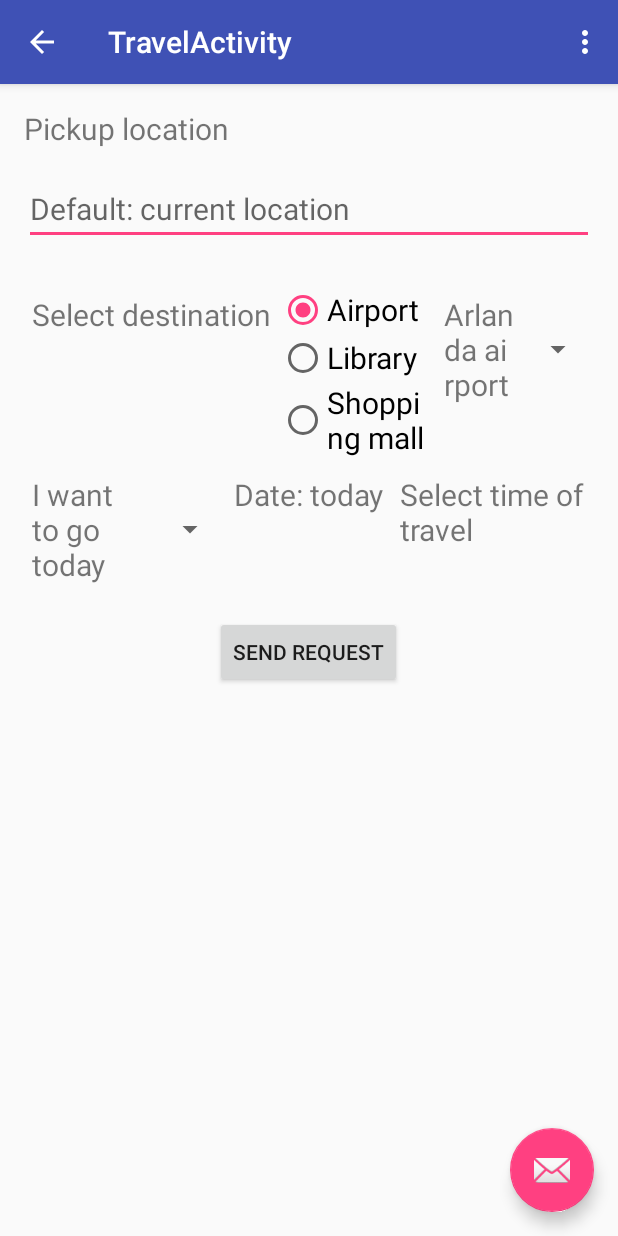
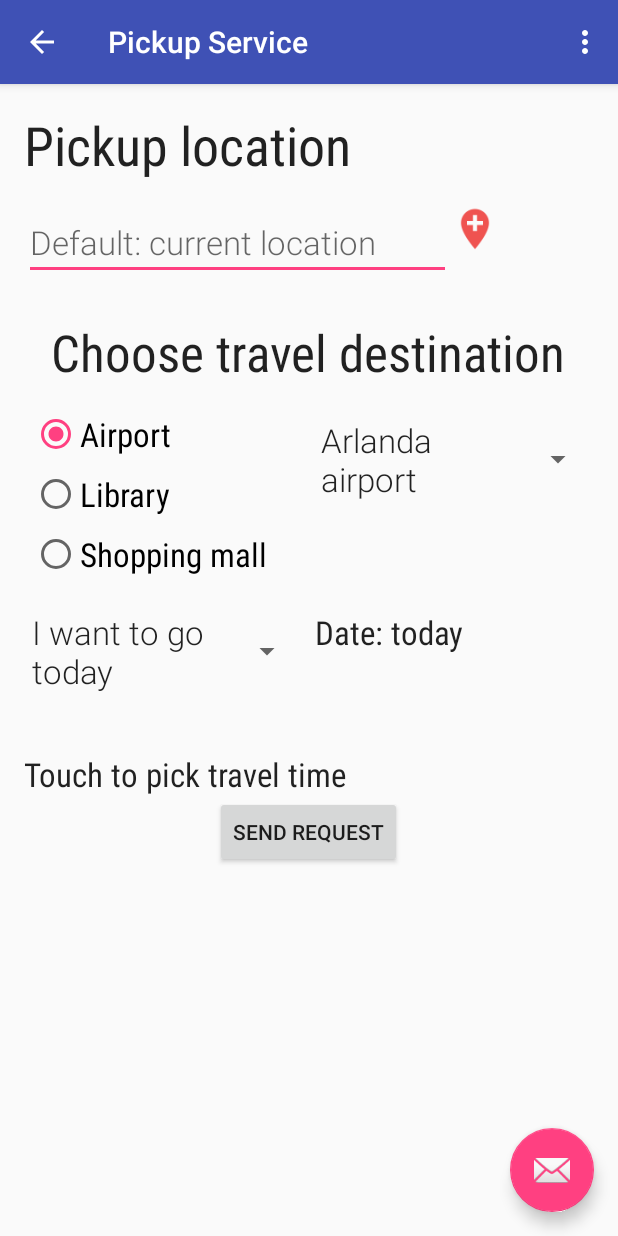
Before and after one commit to ochienggot/pickup-planner, an Android app: the MainActivity screen opened directly, with no data from a screen before it, after a tap on "Request travel service", on a phone screen of 412 x 824 dp. Run offline under Robolectric (Android 15) with nearby library versions, the phone set to English and light mode, and no system bars.

Commit message:
Implement redliens for client app

```diff
--- a/clientapp/app/src/main/java/com/nicholasgot/clientapp/EventsActivityFragment.java
+++ b/clientapp/app/src/main/java/com/nicholasgot/clientapp/EventsActivityFragment.java
@@ -16,6 +16,9 @@ public class EventsActivityFragment extends Fragment {
     public EventsActivityFragment() {
     }
 
+    // TODO: Make this activity do something a lot more useful (List of events happening nearby
+    // TODO: consider modularising desing by having a fragment to enable display of pref settings for travel
+
     @Override
     public View onCreateView(LayoutInflater inflater, ViewGroup container,
                              Bundle savedInstanceState) {
--- a/clientapp/app/src/main/java/com/nicholasgot/clientapp/MainActivity.java
+++ b/clientapp/app/src/main/java/com/nicholasgot/clientapp/MainActivity.java
@@ -7,6 +7,7 @@ import android.content.Intent;
 import android.content.IntentFilter;
 import android.content.SharedPreferences;
 import android.preference.PreferenceManager;
+import android.support.v4.app.NavUtils;
 import android.support.v4.content.LocalBroadcastManager;
 import android.support.v7.app.AppCompatActivity;
 import android.os.Bundle;
@@ -22,8 +23,6 @@ import com.nicholasgot.clientapp.gcm.RegistrationIntentService;
 public class MainActivity extends AppCompatActivity {
 
     private final static String LOG_TAG = MainActivity.class.getSimpleName();
-//    private boolean mRadioTravel;
-//    private boolean mRadioEvent;
 
     private BroadcastReceiver mRegistrationBroadcastReceiver;
     private boolean isReceiverRegistered;
@@ -35,7 +34,9 @@ public class MainActivity extends AppCompatActivity {
 
         // Set up support action toolbar
         Toolbar toolbar = (Toolbar) findViewById(R.id.my_toolbar);
+        toolbar.setTitleTextColor(getResources().getColor(R.color.white));
         setSupportActionBar(toolbar);
+        getSupportActionBar().setIcon(R.drawable.project_icon);
 
         PreferenceManager.setDefaultValues(this, R.xml.preferences, false);
 
@@ -57,30 +58,6 @@ public class MainActivity extends AppCompatActivity {
         // Assumes google play services exist, make check here
         Intent intent = new Intent(this, RegistrationIntentService.class);
         startService(intent);
-
-        /*
-        Spinner spinner = (Spinner) findViewById(R.id.events_spinner);
-        ArrayAdapter<CharSequence> adapter = ArrayAdapter.createFromResource(this,
-                R.array.events_array, android.R.layout.simple_spinner_item);
-        adapter.setDropDownViewResource(android.R.layout.simple_spinner_dropdown_item);
-        spinner.setAdapter(adapter);
-        */
-
-        // Set click listener for Button
-//        Button button = (Button) findViewById(R.id.button_confirm_events);
-//        button.setOnClickListener(new View.OnClickListener() {
-//            @Override
-//            public void onClick(View view) {
-//                if (mRadioTravel) {
-//                    Intent travelIntent = new Intent(getApplicationContext(), TravelActivity.class);
-//                    startActivity(travelIntent);
-//                }
-//                if (mRadioEvent) {
-//                    Intent eventIntent = new Intent(getApplicationContext(), EventsActivity.class);
-//                    startActivity(eventIntent);
-//                }
-//            }
-//        });
     }
 
     @Override
@@ -124,29 +101,22 @@ public class MainActivity extends AppCompatActivity {
             startActivity(intent);
             return true;
         }
-
         return super.onOptionsItemSelected(item);
     }
 
     public void onRadioButtonClicked(View view) {
         boolean checked = ((RadioButton) view).isChecked();
-
-        // Determine which button was clicked
         switch (view.getId()) {
             case R.id.radio_travel:
                 if (checked) {
                     Intent travelIntent = new Intent(getApplicationContext(), TravelActivity.class);
                     startActivity(travelIntent);
-//                    mRadioTravel = true;
-//                    mRadioEvent = false;
                 }
                 break;
             case R.id.radio_attend_event:
                 if (checked) {
                     Intent eventIntent = new Intent(getApplicationContext(), EventsActivity.class);
                     startActivity(eventIntent);
-//                    mRadioEvent = true;
-//                    mRadioTravel = false; // TODO: handle this better
                 }
         }
     }
--- a/clientapp/app/src/main/java/com/nicholasgot/clientapp/SettingsActivity.java
+++ b/clientapp/app/src/main/java/com/nicholasgot/clientapp/SettingsActivity.java
@@ -10,6 +10,10 @@ public class SettingsActivity extends AppCompatActivity {
         super.onCreate(savedInstanceState);
         setContentView(R.layout.activity_settings);
 
+        if (getSupportActionBar() != null) {
+            getSupportActionBar().setDisplayHomeAsUpEnabled(true);
+        }
+
         // Set the settings fragment as the main display
         getFragmentManager().beginTransaction()
                 .replace(android.R.id.content, new SettingsFragment())
--- a/clientapp/app/src/main/java/com/nicholasgot/clientapp/TravelActivity.java
+++ b/clientapp/app/src/main/java/com/nicholasgot/clientapp/TravelActivity.java
@@ -74,6 +74,8 @@ public class TravelActivity extends AppCompatActivity {
 //        });
 
         mSpinner = (Spinner) findViewById(R.id.events_spinner);
+        ArrayAdapter<String> adapter = new ArrayAdapter<>(this, R.layout.spinner_item);
+        mSpinner.setAdapter(adapter);
         mSpinner.setOnItemSelectedListener(new AdapterView.OnItemSelectedListener() {
             @Override
             public void onItemSelected(AdapterView<?> parent, View view, int position, long id) {
@@ -249,20 +251,18 @@ public class TravelActivity extends AppCompatActivity {
      * Send to the database
      */
     protected void postRequestToDatabase() {
-        DatabaseConnection db = new DatabaseConnection();
+        DatabaseConnection db = new DatabaseConnection(this);
 //        LatLng src = locations.get(sourceLocation);
         LatLng dst = locations.get(destLocation);
         LatLng src = TravelActivityFragment.destinationPoint;
 
         if (src == null || dst == null) {
-            Toast.makeText(this, "Errors occurred while Geocoding pickup or destination locations.", Toast.LENGTH_LONG).show();
+            Toast.makeText(this, "Error in Geocoding Pickup/destination location.", Toast.LENGTH_LONG).show();
             return;
         }
 
         String source = "(" + src.latitude + "," + src.longitude + ")";
         String destination = "(" + dst.latitude + "," + dst.longitude + ")";
         db.postLocation(source, destination);
-
-        Toast.makeText(this, "Request successfully sent. You will receive a notification on your travel details.", Toast.LENGTH_LONG).show();
     }
 }
--- a/clientapp/app/src/main/res/layout/fragment_travel.xml
+++ b/clientapp/app/src/main/res/layout/fragment_travel.xml
@@ -17,8 +17,9 @@
         android:layout_width="match_parent"
         android:layout_height="wrap_content"
         android:text="@string/pickup_location"
-        android:textSize="20sp"
-        />
+        android:textAppearance="?android:textAppearanceLarge"
+        android:textSize="36sp"
+        android:fontFamily="sans-serif-condensed" />
 
     <LinearLayout
         android:orientation="horizontal"
@@ -28,109 +29,78 @@
 
         <com.nicholasgot.clientapp.autocomplete.CustomAutocompleteTextView
             android:id="@+id/pickupLocationTextField"
-            android:layout_width="match_parent"
+            android:layout_width="0dp"
+            android:layout_weight="3"
             android:layout_height="wrap_content"
-            android:layout_alignLeft="@+id/travelPlannerStartingPointTextField"
-            android:layout_alignRight="@+id/travelPlannerStartingPointTextField"
-            android:layout_below="@+id/travelPlannerStartingPointTextField"
             android:ems="10"
-            android:textSize="20sp"
+            android:textAppearance="?android:textAppearanceLarge"
+            android:fontFamily="sans-serif-light"
             android:hint="@string/default_pickup_location"
             android:inputType="textPostalAddress" />
 
-        <!--<EditText-->
-            <!--android:id="@+id/user_location_edit_text"-->
-            <!--android:layout_width="match_parent"-->
-            <!--android:layout_height="wrap_content"-->
-            <!--android:hint="@string/use_current_location"-->
-            <!--android:inputType="text"-->
-            <!--android:imeOptions="actionDone"-->
-            <!--android:textSize="20sp"-->
-            <!--/>-->
-
-        <ImageView
-            android:layout_width="wrap_content"
-            android:layout_height="wrap_content"
-            android:src="@drawable/ic_add_location_red_400_24dp"/>
-
-        <!--fragment
-            android:id="@+id/place_autocomplete_fragment"
-            android:layout_width="match_parent"
-            android:layout_height="wrap_content"
-            android:name="com.google.android.gms.location.places.ui.PlaceAutocompleteFragment"/-->
+        <FrameLayout
+            android:layout_width="0dp"
+            android:layout_weight="1"
+            android:layout_height="wrap_content">
+            <ImageView
+                android:layout_width="32dp"
+                android:layout_height="32dp"
+                android:src="@drawable/ic_add_location_red_400_36dp"/>
+        </FrameLayout>
 
     </LinearLayout>
 
-    <!--TextView
-        android:id="@+id/text_view_choose_date"
-        android:layout_width="match_parent"
+    <TextView
+        android:layout_gravity="center_horizontal"
+        android:layout_width="wrap_content"
         android:layout_height="wrap_content"
-        android:textAppearance="@android:style/TextAppearance.DeviceDefault.Medium"
-        android:text="@string/choose_travel_date"/-->
-
-    <!--LinearLayout
-        android:orientation="horizontal"
-        android:layout_width="wrap_content"
-        android:layout_height="wrap_content">
-
-        <EditText
-            android:id="@+id/text_view_date"
-            android:layout_width="match_parent"
-            android:layout_height="wrap_content"
-            android:hint="@string/default_travel_date"
-            android:textAppearance="@android:style/TextAppearance.DeviceDefault.Medium"
-            android:onClick="showDatePickerDialog"
-            />
-
-        <ImageView
-            android:layout_width="wrap_content"
-            android:layout_height="wrap_content"
-            android:src="@drawable/ic_date_range_pink_200_24dp"/>
-
-    </LinearLayout-->
+        android:textAppearance="?android:textAppearanceLarge"
+        android:textSize="34sp"
+        android:fontFamily="sans-serif-condensed"
+        android:text="@string/select_destination"/>
 
     <LinearLayout
         android:orientation="horizontal"
+        android:layout_marginTop="16dp"
         android:layout_width="match_parent"
         android:layout_height="wrap_content">
-
-        <TextView
-            android:layout_width="wrap_content"
-            android:layout_height="wrap_content"
-            android:textSize="20sp"
-            android:padding="5dip"
-            android:text="@string/select_destination"/>
 
         <RadioGroup
             android:id="@+id/radio_select_destination"
             android:layout_width="0dp"
             android:layout_height="120dp"
             android:layout_weight="1"
+            android:layout_marginLeft="5dp"
             android:orientation="vertical">
+
             <RadioButton
                 android:id="@+id/radio_airport"
                 android:layout_width="match_parent"
                 android:layout_height="wrap_content"
                 android:text="@string/dst_airport"
-                android:textSize="20sp"
-                android:onClick="onRadioButtonClicked"
-                />
+                android:textAppearance="?android:textAppearanceLarge"
+                android:fontFamily="sans-serif-condensed"
+                android:onClick="onRadioButtonClicked" />
+
             <RadioButton
                 android:id="@+id/radio_library"
                 android:layout_width="match_parent"
                 android:layout_height="wrap_content"
+                android:layout_marginTop="8dp"
                 android:text="@string/dst_library"
-                android:textSize="20sp"
-                android:onClick="onRadioButtonClicked"
-                />
+                android:textAppearance="?android:textAppearanceLarge"
+                android:fontFamily="sans-serif-condensed"
+                android:onClick="onRadioButtonClicked" />
+
             <RadioButton
                 android:id="@+id/radio_shopping_mall"
                 android:layout_width="match_parent"
                 android:layout_height="wrap_content"
+                android:layout_marginTop="8dp"
                 android:text="@string/dst_shopping_mall"
-                android:textSize="20sp"
-                android:onClick="onRadioButtonClicked"
-                />
+                android:textAppearance="?android:textAppearanceLarge"
+                android:fontFamily="sans-serif-condensed"
+                android:onClick="onRadioButtonClicked" />
         </RadioGroup>
 
         <Spinner
@@ -138,42 +108,45 @@
             android:layout_width="0dp"
             android:layout_weight="1"
             android:layout_height="wrap_content"
-            android:textAppearance="@android:style/TextAppearance.DeviceDefault.Medium"
-            />
+            android:textAppearance="?android:textAppearanceLarge"
+            android:fontFamily="sans-serif-light" />
 
     </LinearLayout>
 
     <LinearLayout
         android:layout_width="match_parent"
-        android:layout_height="100dp">
+        android:layout_height="100dp"
+        android:layout_marginTop="8dp">
 
         <Spinner
             android:id="@+id/dates_spinner"
             android:layout_weight="1"
             android:layout_width="0dp"
             android:layout_height="wrap_content"
-            android:textAppearance="@android:style/TextAppearance.DeviceDefault.Medium"
-            />
+            android:textAppearance="?android:textAppearanceLarge"
+            android:textSize="24sp"
+            android:fontFamily="sans-serif-light"/>
 
         <TextView
             android:id="@+id/text_view_date"
-            android:layout_width="wrap_content"
-            android:layout_height="wrap_content"
-            android:textSize="20sp"
-            android:padding="5dip"
-            />
-
-        <TextView
-            android:id="@+id/text_view_time"
             android:layout_width="0dp"
             android:layout_weight="1"
             android:layout_height="wrap_content"
-            android:text="@string/pick_time"
-            android:textSize="20sp"
-            android:padding="5dip"
-            android:onClick="showTimePickerDialog"
-            />
+            android:textAppearance="?android:textAppearanceLarge"
+            android:fontFamily="sans-serif-condensed"
+            android:layout_marginLeft="8dp"
+            android:text="@string/no_date_selected"/>
+
     </LinearLayout>
+
+    <TextView
+        android:id="@+id/text_view_time"
+        android:layout_width="wrap_content"
+        android:layout_height="wrap_content"
+        android:text="@string/pick_time"
+        android:textAppearance="?android:textAppearanceLarge"
+        android:fontFamily="sans-serif-condensed"
+        android:onClick="showTimePickerDialog" />
 
     <Button
         android:id="@+id/submit_travel_request"
@@ -182,5 +155,4 @@
         android:layout_width="wrap_content"
         android:layout_height="wrap_content"
         android:onClick="sendRequestToDatabase"/>
-
 </LinearLayout>
--- a/clientapp/app/src/main/res/layout/spinner_item.xml
+++ b/clientapp/app/src/main/res/layout/spinner_item.xml
@@ -1,7 +1,8 @@
 <?xml version="1.0" encoding="utf-8"?>
 <TextView xmlns:android="http://schemas.android.com/apk/res/android"
-    android:layout_width="match_parent" android:layout_height="wrap_content"
-    android:textSize="20sp"
+    android:layout_width="match_parent"
+    android:layout_height="wrap_content"
     android:gravity="start"
     android:padding="5dip"
-    />
+    android:textAppearance="?android:textAppearanceLarge"
+    android:fontFamily="sans-serif-light" />
--- a/clientapp/app/src/main/res/values/colors.xml
+++ b/clientapp/app/src/main/res/values/colors.xml
@@ -3,4 +3,5 @@
     <color name="colorPrimary">#3F51B5</color>
     <color name="colorPrimaryDark">#303F9F</color>
     <color name="colorAccent">#FF4081</color>
+    <color name="white">#FFFFFF</color>
 </resources>
--- a/clientapp/app/src/main/res/values/strings.xml
+++ b/clientapp/app/src/main/res/values/strings.xml
@@ -14,6 +14,12 @@
     <string name="permission_rationale">"Contacts permissions are needed for providing email
         completions."
     </string>
+
+    <!-- Activity labels -->
+    <string name="title_activity_settings">Settings</string>
+    <string name="title_activity_travel">Pickup Service</string>
+    <string name="title_activity_events">Events</string>
+
     <string name="welcome">Welcome!</string>
     <string name="events_selection">Select events of interest</string>
     <string name="book_reading">Library visit/book clubs</string>
@@ -22,10 +28,9 @@
     <string name="submit_events_of_interest">Submit</string>
     <string name="where_to_travel">What would you like to do?</string>
     <string name="constraints_hint">Time constraints</string>
-    <string name="location">Your location</string>
+    <string name="location">Pickup location</string>
     <string name="location_default">Uppsala</string>
 
-    <!-- TODO: Remove or change this placeholder text -->
     <string name="action_settings">Settings</string>
     <string name="location_summary">Enter your preferred pickup location</string>
     <string name="event_day_today">Today</string>
@@ -35,16 +40,14 @@
     <string name="no_location_detected">No location detected</string>
     <string name="travel">Request travel service</string>
     <string name="attend_event">Attend event</string>
-    <string name="title_activity_travel">TravelActivity</string>
-    <string name="title_activity_events">EventsActivity</string>
     <string name="use_current_location">Use my location</string>
     <string name="pickup_location">Pickup location</string>
     <string name="button_submit">Submit</string>
     <string name="choose_travel_date">Choose travel date</string>
-    <string name="pick_time">Select time of travel</string>
+    <string name="pick_time">Touch to pick travel time</string>
     <string name="default_travel_date">Today</string>
     <string name="submit_travel_request">Send request</string>
-    <string name="select_destination">Select destination</string>
+    <string name="select_destination">Choose travel destination</string>
     <string name="dst_library">Library</string>
     <string name="dst_airport">Airport</string>
     <string name="dst_shopping_mall">Shopping mall</string>
@@ -54,5 +57,5 @@
 
     <!-- Default pickup location in absence of user input -->
     <string name="default_pickup_location">Default: current location</string>
-
+    <string name="no_date_selected">No date selected</string>
 </resources>
--- a/clientapp/app/src/main/res/values/styles.xml
+++ b/clientapp/app/src/main/res/values/styles.xml
@@ -13,6 +13,13 @@
         <item name="windowNoTitle">true</item>
     </style>
 
+    <!-- Settings Activity Theme -->
+    <style name="SettingsTheme" parent="Theme.AppCompat.Light.DarkActionBar">
+        <item name="colorPrimary">@color/colorPrimary</item>
+        <item name="colorPrimaryDark">@color/colorPrimaryDark</item>
+        <item name="colorAccent">@color/colorAccent</item>
+    </style>
+
     <style name="AppTheme.AppBarOverlay" parent="ThemeOverlay.AppCompat.Dark.ActionBar" />
 
     <style name="AppTheme.PopupOverlay" parent="ThemeOverlay.AppCompat.Light" />
```
Also changed, not shown: clientapp/app/src/main/AndroidManifest.xml (+11 -1 lines), clientapp/app/src/main/java/com/nicholasgot/clientapp/utils/DatabaseConnection.java (+27 -4 lines), clientapp/app/src/main/res/layout-sw600dp/activity_main.xml (+29 -21 lines), clientapp/app/src/main/res/layout/activity_main.xml (+16 -19 lines), clientapp/app/src/main/res/drawable-hdpi/ic_add_location_red_400_36dp.png (added), clientapp/app/src/main/res/drawable-mdpi/ic_add_location_red_400_36dp.png (added), clientapp/app/src/main/res/drawable-mdpi/project_icon.png (added), clientapp/app/src/main/res/drawable-xhdpi/ic_add_location_red_400_36dp.png (added), clientapp/app/src/main/res/drawable-xxhdpi/ic_add_location_red_400_36dp.png (added), clientapp/app/src/main/res/drawable-xxxhdpi/ic_add_location_red_400_36dp.png (added), 1 other file.
